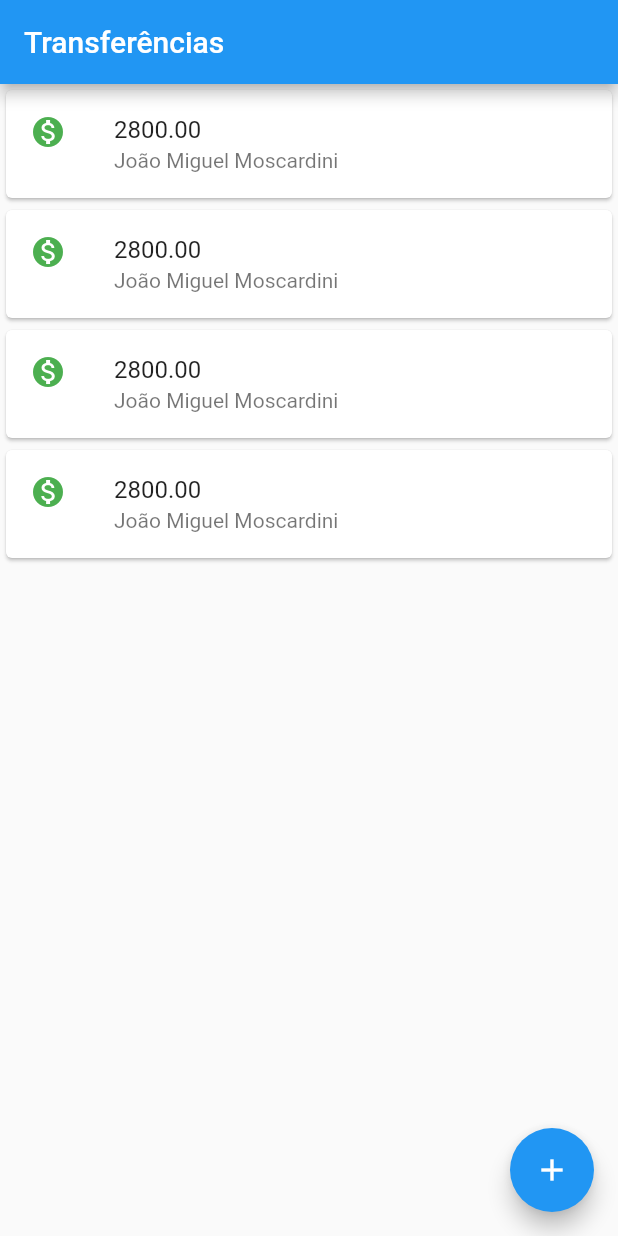
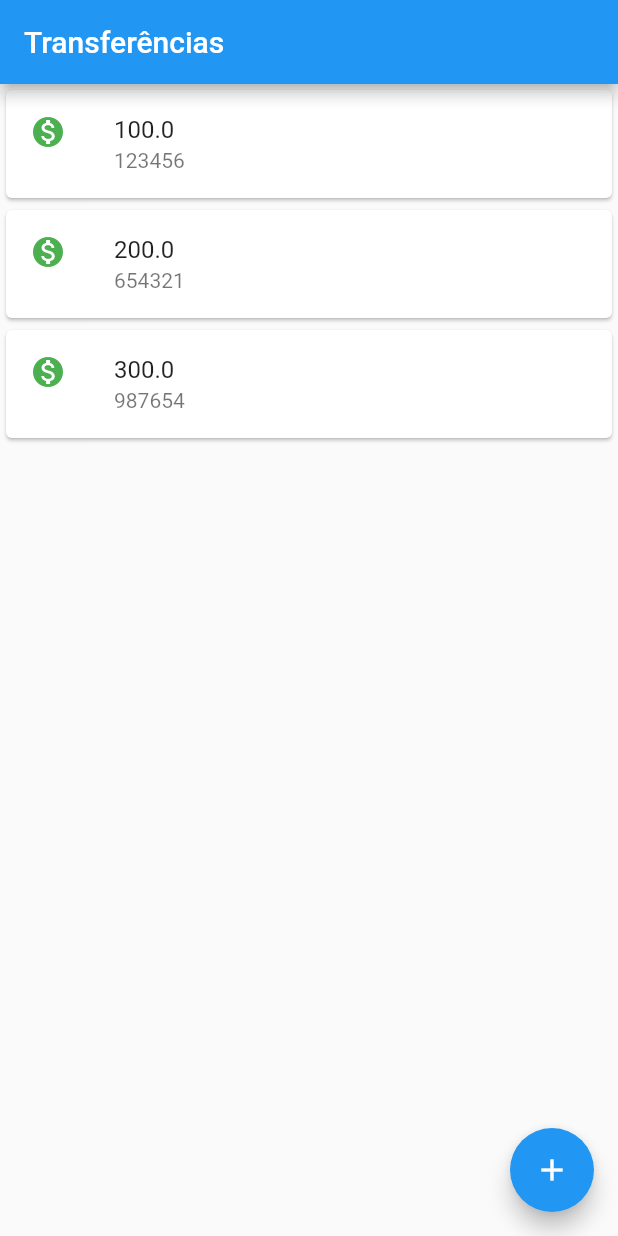
Before and after one commit to JoaoMiguelv/bank_flutter, a Flutter app: the screen it shows after launch, on a phone screen of 412 x 824 dp. Run offline on Flutter 3.47's test engine with Material 2 defaults, Android fonts, the phone set to English and light mode, and no system bars.

Commit message:
classe ItemTransferencia e Transferencia

```diff
--- a/lib/main.dart
+++ b/lib/main.dart
@@ -16,37 +16,34 @@ class ListaTransferencias extends StatelessWidget {
   @override
   Widget build(BuildContext context) {
     // TODO: implement build
-    return const Column(
-      children: [
-        Card(
-          child: ListTile(
-            leading: Icon(Icons.monetization_on, color: Colors.green),
-            title: Text('2800.00'),
-            subtitle: Text('João Miguel Moscardini'),
-          ),
-        ),
-        Card(
-          child: ListTile(
-            leading: Icon(Icons.monetization_on, color: Colors.green),
-            title: Text('2800.00'),
-            subtitle: Text('João Miguel Moscardini'),
-          ),
-        ),
-        Card(
-          child: ListTile(
-            leading: Icon(Icons.monetization_on, color: Colors.green),
-            title: Text('2800.00'),
-            subtitle: Text('João Miguel Moscardini'),
-          ),
-        ),
-        Card(
-          child: ListTile(
-            leading: Icon(Icons.monetization_on, color: Colors.green),
-            title: Text('2800.00'),
-            subtitle: Text('João Miguel Moscardini'),
-          ),
-        ),
-      ],
+    return Column(children: [
+      ItemTransferencia(Transferencia(100.00, 123456)),
+      ItemTransferencia(Transferencia(200.00, 654321)),
+      ItemTransferencia(Transferencia(300.00, 987654)),
+    ]);
+  }
+}
+
+class ItemTransferencia extends StatelessWidget {
+  final Transferencia _transferencia;
+
+  ItemTransferencia(this._transferencia);
+
+  @override
+  Widget build(BuildContext context) {
+    return Card(
+      child: ListTile(
+        leading: const Icon(Icons.monetization_on, color: Colors.green),
+        title: Text(_transferencia.valor.toString()),
+        subtitle: Text(_transferencia.numeroConta.toString()),
+      ),
     );
   }
 }
+
+class Transferencia {
+  final double valor;
+  final int numeroConta;
+
+  Transferencia(this.valor, this.numeroConta);
+}
```
